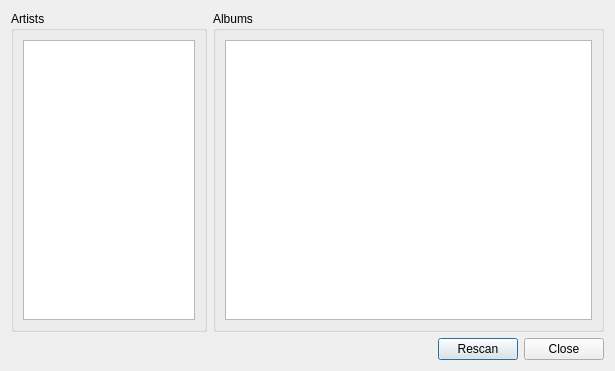
First picture: the form in src/ui/browser.ui, repository vanzin/folderme, before the edit.
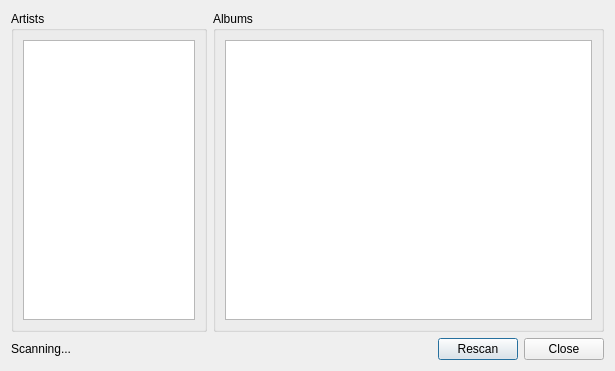
Second picture: the form after the edit.

Commit message: Run scanner in separate thread, show some progress in UI.

Diff of the .ui file:
```diff
--- a/src/ui/browser.ui
+++ b/src/ui/browser.ui
@@ -52,6 +52,13 @@
    </item>
    <item>
     <layout class="QHBoxLayout" name="horizontalLayout">
+     <item>
+      <widget class="QLabel" name="lScanState">
+       <property name="text">
+        <string>Scanning...</string>
+       </property>
+      </widget>
+     </item>
      <item>
       <spacer name="horizontalSpacer">
        <property name="orientation">
```
The commit also changes 2 other files.
